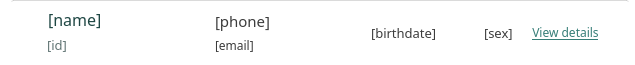
Qt form ui/item_patients.ui (karlito20/AdoraFlowProject) before a commit.
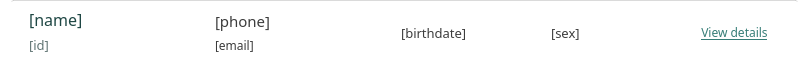
The same form after that commit.

What changed in the file:
```diff
--- a/ui/item_patients.ui
+++ b/ui/item_patients.ui
@@ -6,7 +6,7 @@
    <rect>
     <x>0</x>
     <y>0</y>
-    <width>601</width>
+    <width>804</width>
     <height>65</height>
    </rect>
   </property>
@@ -542,7 +542,7 @@
          </size>
         </property>
         <property name="styleSheet">
-         <string notr="true">padding-left: 15px;</string>
+         <string notr="true"/>
         </property>
         <layout class="QVBoxLayout" name="info_container_1">
          <property name="topMargin">
@@ -588,7 +588,7 @@
        <widget class="QWidget" name="info_2_container" native="true">
         <property name="minimumSize">
          <size>
-          <width>150</width>
+          <width>180</width>
           <height>0</height>
          </size>
         </property>
```
